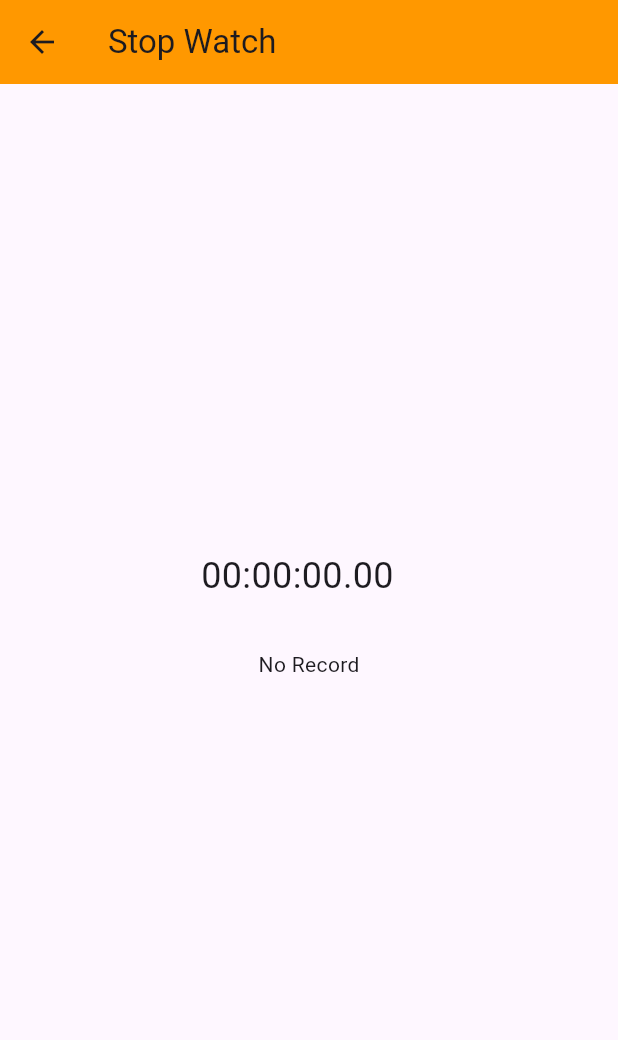
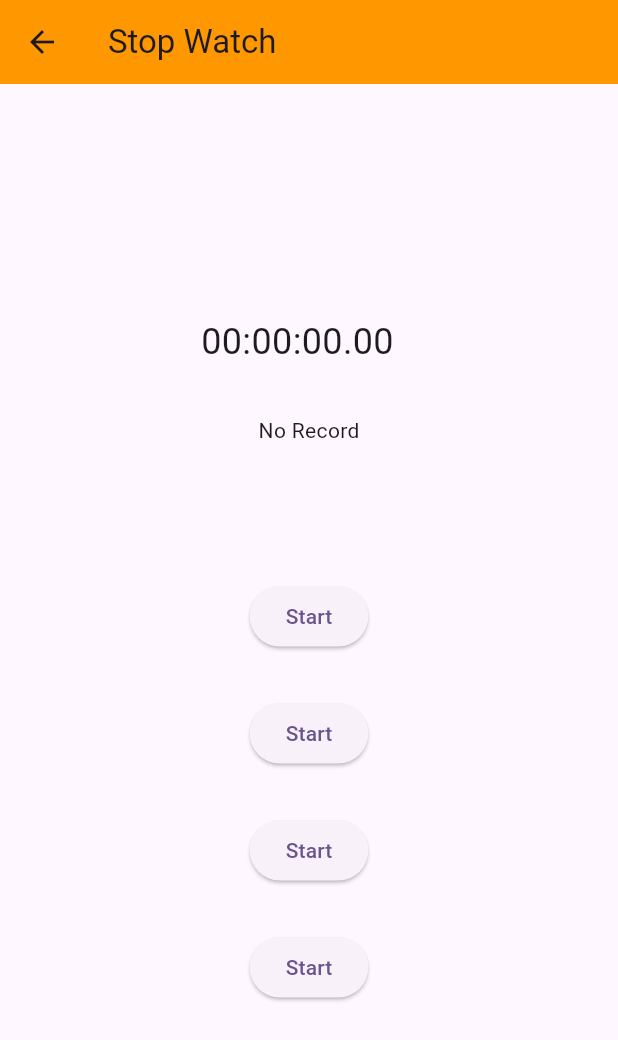
Before and after one commit to Shi-ori/Fultter, a Flutter app: the Stopwatch screen opened directly, on a phone screen of 412 x 824 dp. Shown: the top 1040 px of the screen. Run offline on Flutter 3.47's test engine with Material 3 defaults, Android fonts, the phone set to English and light mode, and no system bars; our stand-ins replace flutter_local_notifications, stop_watch_timer; missing offline and left inert: dart:html, dart:js_interop.

Commit message:
buttonを配置しました

```diff
--- a/fultter_task/lib/stopwatch.dart
+++ b/fultter_task/lib/stopwatch.dart
@@ -38,12 +38,14 @@ class _stopwatch extends State<Stopwatch> {
         child: Column(
           mainAxisAlignment: MainAxisAlignment.center,
           children: [
-            StreamBuilder<int>( //StreamBuilderは非同期に役に立つウィジェット
+            StreamBuilder<int>(
+              //StreamBuilderは非同期に役に立つウィジェット
 
               stream: _stopwatchTimer.rawTime, //経過ミリ秒
               initialData: _stopwatchTimer.rawTime.value,
               builder: (context, snapshot) {
-                final displayTime = StopWatchTimer.getDisplayTime( //getDisplayTimeはパッケージのやつ
+                final displayTime = StopWatchTimer.getDisplayTime(
+                  //getDisplayTimeはパッケージのやつ
 
                   snapshot.data!, //非同期で受け取ったデータ [!]がつくとNULLにはならない
                 );
@@ -61,36 +63,70 @@ class _stopwatch extends State<Stopwatch> {
             const SizedBox(height: 32),
             SizedBox(
               height: 80,
-              child: StreamBuilder<List<StopWatchRecord>>(  //ラップ機能
+              child: StreamBuilder<List<StopWatchRecord>>(
+                  //ラップ機能
                   stream: _stopwatchTimer.records,
-                initialData: const[],
+                  initialData: const [],
                   builder: (
                     BuildContext context,
-                  AsyncSnapshot<List<StopWatchRecord>> snapshot,//Streamの最新のスナップショットを取得????
-                ){
+                    AsyncSnapshot<List<StopWatchRecord>>
+                        snapshot, //Streamの最新のスナップショットを取得????
+                  ) {
                     final value = snapshot.data;
-                  if(value!.isEmpty){
+                    if (value!.isEmpty) {
                       return const Text('No Record');
                     }
-                  return ListView.builder(  //ListView.builder スクロール可能なリストを作成
+                    return ListView.builder(
+                        //ListView.builder スクロール可能なリストを作成
                         controller: _scrollController,
                         itemCount: value.length,
-                    itemBuilder: (BuildContext context,int index){
-                      final data  = value[index];
+                        itemBuilder: (BuildContext context, int index) {
+                          final data = value[index];
                           return Column(
                             children: [
                               Padding(
-                            padding: const EdgeInsets.all(8),//余白
+                                padding: const EdgeInsets.all(8), //余白
                                 child: Text('${index + 1} ${data.displayTime}'),
                               )
                             ],
                           );
-                    }
-                  );
+                        });
+                  }),
+            ),
+            const SizedBox(height: 30),
+            ElevatedButton(
+              onPressed: () {
+                _stopwatchTimer.onStartTimer();
+              },
+              child: const Text('Start'),
+            ),
 
-                }
+            const SizedBox(height: 30),
+            ElevatedButton(
+              onPressed: () {
+                _stopwatchTimer.onStartTimer();
+              },
+              child: const Text('Start'),
+
             ),
-            )
+
+            const SizedBox(height: 30),
+            ElevatedButton(
+              onPressed: () {
+                _stopwatchTimer.onStartTimer();
+              },
+              child: const Text('Start'),
+
+            ),
+
+            const SizedBox(height: 30),
+            ElevatedButton(
+              onPressed: () {
+                _stopwatchTimer.onStartTimer();
+              },
+              child: const Text('Start'),
+
+            ),
           ],
         ),
       ),
```
Lines whose indentation alone changed are shown as unchanged.
